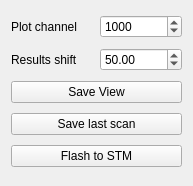
The window that other.ui (omega-photonics/dragon-pyBOTDR) describes before a commit, drawn with Qt 5.
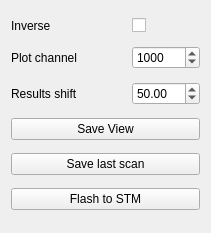
The same window after the commit.

The edit to the form file:
```diff
--- a/other.ui
+++ b/other.ui
@@ -6,8 +6,8 @@
    <rect>
     <x>0</x>
     <y>0</y>
-    <width>193</width>
-    <height>186</height>
+    <width>211</width>
+    <height>233</height>
    </rect>
   </property>
   <property name="sizePolicy">
@@ -20,21 +20,34 @@
    <string>Form</string>
   </property>
   <layout class="QGridLayout" name="gridLayout">
-   <item row="4" column="0" colspan="2">
-    <widget class="QPushButton" name="saveView">
+   <item row="3" column="2">
+    <widget class="QDoubleSpinBox" name="shift">
+     <property name="minimum">
+      <double>-500.000000000000000</double>
+     </property>
+     <property name="maximum">
+      <double>500.000000000000000</double>
+     </property>
+     <property name="value">
+      <double>50.000000000000000</double>
+     </property>
+    </widget>
+   </item>
+   <item row="2" column="0">
+    <widget class="QLabel" name="label">
      <property name="text">
-      <string>Save View</string>
+      <string>Plot channel</string>
      </property>
     </widget>
    </item>
-   <item row="6" column="0" colspan="2">
-    <widget class="QPushButton" name="flashSTM">
+   <item row="3" column="0">
+    <widget class="QLabel" name="label_2">
      <property name="text">
-      <string>Flash to STM</string>
+      <string>Results shift</string>
      </property>
     </widget>
    </item>
-   <item row="0" column="1">
+   <item row="2" column="2">
     <widget class="QSpinBox" name="plotChannel">
      <property name="maximum">
       <number>100000</number>
@@ -44,37 +57,38 @@
      </property>
     </widget>
    </item>
-   <item row="5" column="0" colspan="2">
+   <item row="7" column="0" colspan="3">
     <widget class="QPushButton" name="saveData">
      <property name="text">
       <string>Save last scan</string>
      </property>
     </widget>
    </item>
-   <item row="0" column="0">
-    <widget class="QLabel" name="label">
+   <item row="6" column="0" colspan="3">
+    <widget class="QPushButton" name="saveView">
      <property name="text">
-      <string>Plot channel</string>
+      <string>Save View</string>
+     </property>
+    </widget>
+   </item>
+   <item row="8" column="0" colspan="3">
+    <widget class="QPushButton" name="flashSTM">
+     <property name="text">
+      <string>Flash to STM</string>
      </property>
     </widget>
    </item>
    <item row="1" column="0">
-    <widget class="QLabel" name="label_2">
+    <widget class="QLabel" name="label_3">
      <property name="text">
-      <string>Results shift</string>
+      <string>Inverse</string>
      </property>
     </widget>
    </item>
-   <item row="1" column="1">
-    <widget class="QDoubleSpinBox" name="shift">
-     <property name="minimum">
-      <double>-500.000000000000000</double>
-     </property>
-     <property name="maximum">
-      <double>500.000000000000000</double>
-     </property>
-     <property name="value">
-      <double>50.000000000000000</double>
+   <item row="1" column="2">
+    <widget class="QCheckBox" name="inverse">
+     <property name="text">
+      <string/>
      </property>
     </widget>
    </item>
```
